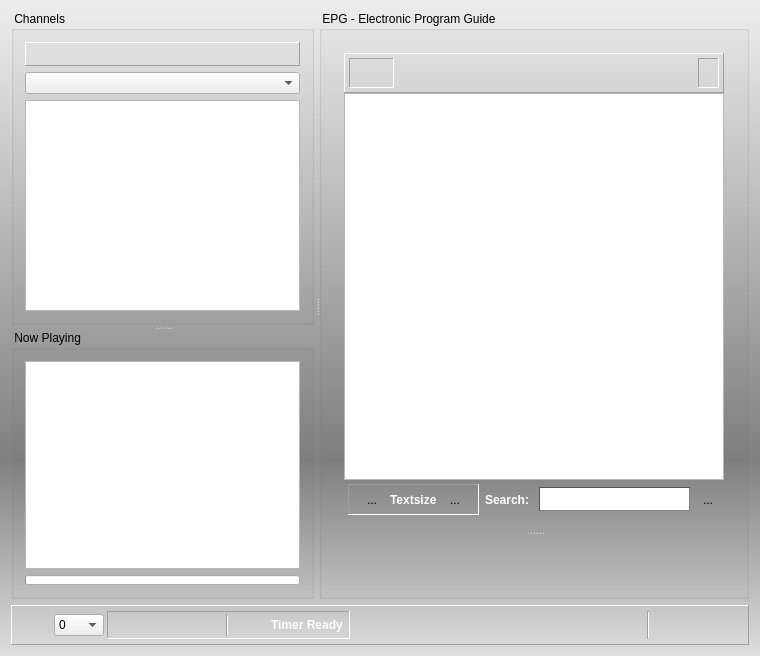
Before: the Qt Designer form forms/recorder_inc.ui in code-google-com/vlc-record, drawn with Qt 5.
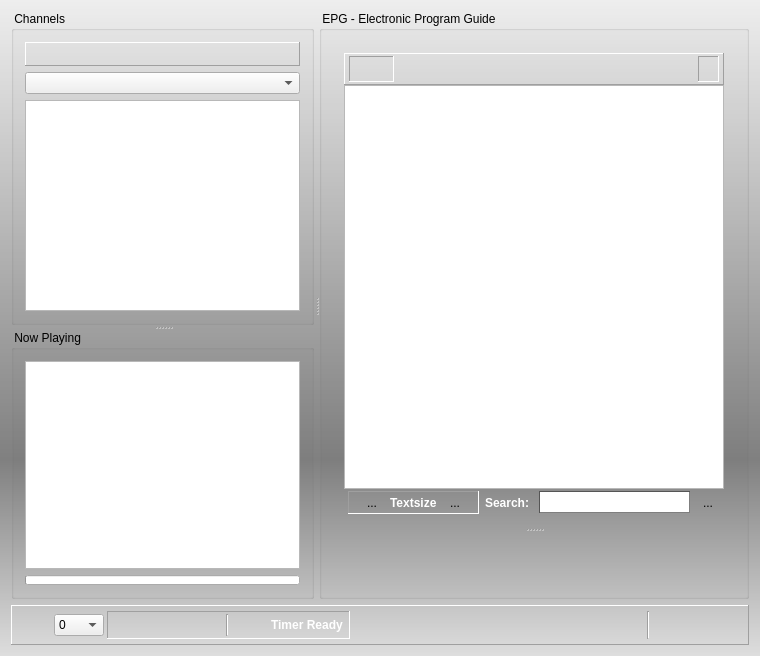
After: the same form once the commit is applied. Icons and pictures are not drawn. Custom widgets are drawn as their Qt base class.

Commit message: - make epg header and footer smaller to get more   place for information

The edit to the form file:
```diff
--- a/forms/recorder_inc.ui
+++ b/forms/recorder_inc.ui
@@ -266,9 +266,18 @@
               <enum>QFrame::Raised</enum>
              </property>
              <layout class="QHBoxLayout" name="horizontalLayout_5">
-              <property name="margin">
+              <property name="leftMargin">
                <number>4</number>
               </property>
+              <property name="topMargin">
+               <number>2</number>
+              </property>
+              <property name="rightMargin">
+               <number>4</number>
+              </property>
+              <property name="bottomMargin">
+               <number>2</number>
+              </property>
               <item>
                <widget class="QFrame" name="frameChan">
                 <property name="styleSheet">
@@ -288,13 +297,13 @@
                   <number>4</number>
                  </property>
                  <property name="topMargin">
-                  <number>2</number>
+                  <number>0</number>
                  </property>
                  <property name="rightMargin">
                   <number>4</number>
                  </property>
                  <property name="bottomMargin">
-                  <number>2</number>
+                  <number>0</number>
                  </property>
                  <item>
                   <widget class="QLabel" name="labChanIcon">
@@ -351,13 +360,13 @@
                   <number>6</number>
                  </property>
                  <property name="topMargin">
-                  <number>2</number>
+                  <number>0</number>
                  </property>
                  <property name="rightMargin">
                   <number>6</number>
                  </property>
                  <property name="bottomMargin">
-                  <number>2</number>
+                  <number>0</number>
                  </property>
                  <item>
                   <widget class="QLabel" name="labCurrDay">
@@ -418,9 +427,18 @@
               <number>1</number>
              </property>
              <layout class="QHBoxLayout" name="horizontalLayout_8">
-              <property name="margin">
+              <property name="leftMargin">
                <number>4</number>
               </property>
+              <property name="topMargin">
+               <number>2</number>
+              </property>
+              <property name="rightMargin">
+               <number>4</number>
+              </property>
+              <property name="bottomMargin">
+               <number>2</number>
+              </property>
               <item>
                <widget class="QFrame" name="frTextsize">
                 <property name="minimumSize">
@@ -437,10 +455,10 @@
                 </property>
                 <layout class="QHBoxLayout" name="horizontalLayout_7">
                  <property name="topMargin">
-                  <number>4</number>
+                  <number>0</number>
                  </property>
                  <property name="bottomMargin">
-                  <number>4</number>
+                  <number>0</number>
                  </property>
                  <item>
                   <widget class="QToolButton" name="btnFontSmaller">
@@ -516,7 +534,7 @@
                 <property name="minimumSize">
                  <size>
                   <width>100</width>
-                  <height>24</height>
+                  <height>22</height>
                  </size>
                 </property>
                 <property name="styleSheet">
@@ -543,8 +561,8 @@
                 </property>
                 <property name="iconSize">
                  <size>
-                  <width>24</width>
-                  <height>24</height>
+                  <width>16</width>
+                  <height>16</height>
                  </size>
                 </property>
                 <property name="shortcut">
```
Left out of the diff: 24 changed lines with no effect on the pictures.
